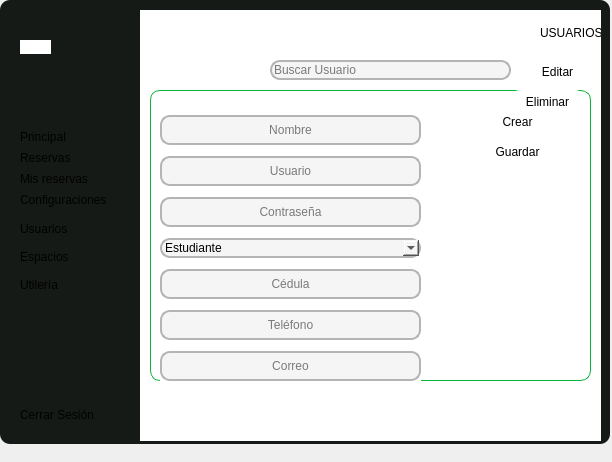
Old version of the form frontend/vistas/nuevoUsuario/nuevoUsuario.ui in the repository Johnatanvq/pooAPP.
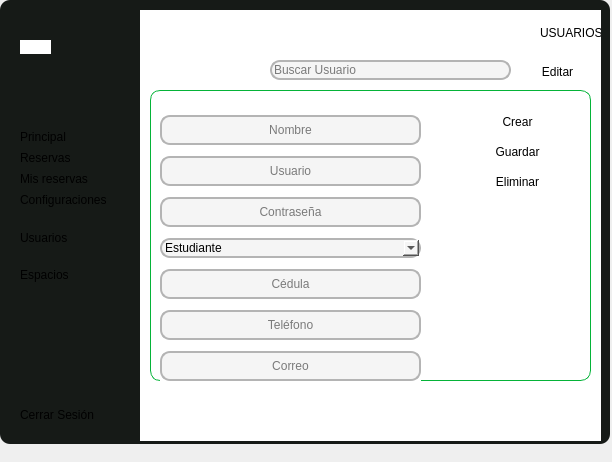
New version of the form. Icons and pictures are not drawn.

Commit message: clase Utilería eliminada, ajuste de vistas menu principal: botón utilería removido

Diff of the .ui file:
```diff
--- a/frontend/vistas/nuevoUsuario/nuevoUsuario.ui
+++ b/frontend/vistas/nuevoUsuario/nuevoUsuario.ui
@@ -614,8 +614,8 @@
       <widget class="QPushButton" name="eliminar_bt_usuario">
        <property name="geometry">
         <rect>
-         <x>360</x>
-         <y>0</y>
+         <x>330</x>
+         <y>80</y>
          <width>75</width>
          <height>23</height>
         </rect>
@@ -1367,68 +1367,6 @@
             </property>
            </widget>
           </item>
-          <item>
-           <widget class="QPushButton" name="bt_utilera_mm">
-            <property name="styleSheet">
-             <string notr="true">QPushButton{
-	border-top-left-radius: 0 px;
-	border-bottom-left-radius: 30px;
-	border-top-right-radius: 30px;
-	border-bottom-right-radius: 0px
-}
-QPushButton {
-    background-color: qlineargradient(spread:reflect, x1:0, y1:0.532273, x2:1, y2:0.5, 
-                                       stop:0.362832 rgba(0,128,0,255), /* Verde oscuro */
-                                       stop:0.369469 rgba(0,128,0,255), 
-                                       stop:1 rgba(0,255,0,255)); /* Verde claro */
-    
-    padding-left: 0px; /* Espacio a la izquierda para simular alineación */
-    border: none; /* Sin borde, opcional */
-    text-align: left; /* Aunque esto no tendrá efecto en QPushButton, lo incluimos para claridad */
-}
-
-QPushButton:hover{
-	border-top-left-radius: 0 px;
-	border-bottom-left-radius: 30px;
-	border-top-right-radius: 30px;
-	border-bottom-right-radius: 0px
-}
-
-
-QPushButton {
-    border-radius: 18px;
-    background-color: qlineargradient(spread:reflect, x1:0, y1:0.532273, x2:1, y2:0.5, 
-                                      stop:0.362832 rgba(0,128,0,255), /* Verde oscuro */
-                                      stop:0.369469 rgba(0,128,0,255), 
-                                      stop:1 rgba(0,255,0,255)); /* Verde claro */
-}
-
-QPushButton:hover {
-    background-color: qlineargradient(spread:reflect, x1:0, y1:0.562273, x2:0.949, y2:0.545455, 
-                                      stop:0 rgb(255,255,255), /* Cian oscuro */
-                                      stop:1 rgb(255,255,255)); /* Cian claro */
-}
-
-QLabel {
-    color: rgb(225, 225, 224);
-    font: 12pt &quot;Arial&quot;;
-}</string>
-            </property>
-            <property name="text">
-             <string>Utilería</string>
-            </property>
-            <property name="icon">
-             <iconset resource="../../imagenes/resources.qrc">
-              <normaloff>:/newPrefix/shopping-bag.svg</normaloff>:/newPrefix/shopping-bag.svg</iconset>
-            </property>
-            <property name="checkable">
-             <bool>true</bool>
-            </property>
-            <property name="autoExclusive">
-             <bool>true</bool>
-            </property>
-           </widget>
-          </item>
          </layout>
         </widget>
        </item>
@@ -1877,59 +1815,6 @@
             </property>
            </widget>
           </item>
-          <item>
-           <widget class="QPushButton" name="bt_icono_utileria_mm">
-            <property name="styleSheet">
-             <string notr="true">QPushButton{
-	border-top-left-radius: 0 px;
-	border-bottom-left-radius: 30px;
-	border-top-right-radius: 30px;
-	border-bottom-right-radius: 0px;
-	text-align: left;
-}
-QPushButton:hover{
-	border-top-left-radius: 0 px;
-	border-bottom-left-radius: 30px;
-	border-top-right-radius: 30px;
-	border-bottom-right-radius: 0px
-}
-
-
-QPushButton {
-    border-radius: 18px;
-    background-color: qlineargradient(spread:reflect, x1:0, y1:0.532273, x2:1, y2:0.5, 
-                                      stop:0.362832 rgba(0,128,0,255), /* Verde oscuro */
-                                      stop:0.369469 rgba(0,128,0,255), 
-                                      stop:1 rgba(0,255,0,255)); /* Verde claro */
-}
-
-QPushButton:hover {
-    background-color: qlineargradient(spread:reflect, x1:0, y1:0.562273, x2:0.949, y2:0.545455, 
-                                      stop:0 rgb(255,255,255), /* Cian oscuro */
-                                      stop:1 rgb(255,255,255)); /* Cian claro */
-}
-
-QLabel {
-    color: rgb(225, 225, 224);
-    font: 12pt &quot;Arial&quot;;
-}
-</string>
-            </property>
-            <property name="text">
-             <string/>
-            </property>
-            <property name="icon">
-             <iconset resource="../../imagenes/resources.qrc">
-              <normaloff>:/newPrefix/shopping-bag.svg</normaloff>:/newPrefix/shopping-bag.svg</iconset>
-            </property>
-            <property name="checkable">
-             <bool>true</bool>
-            </property>
-            <property name="autoExclusive">
-             <bool>true</bool>
-            </property>
-           </widget>
-          </item>
          </layout>
         </widget>
        </item>
```
The commit also changes 11 other files.
